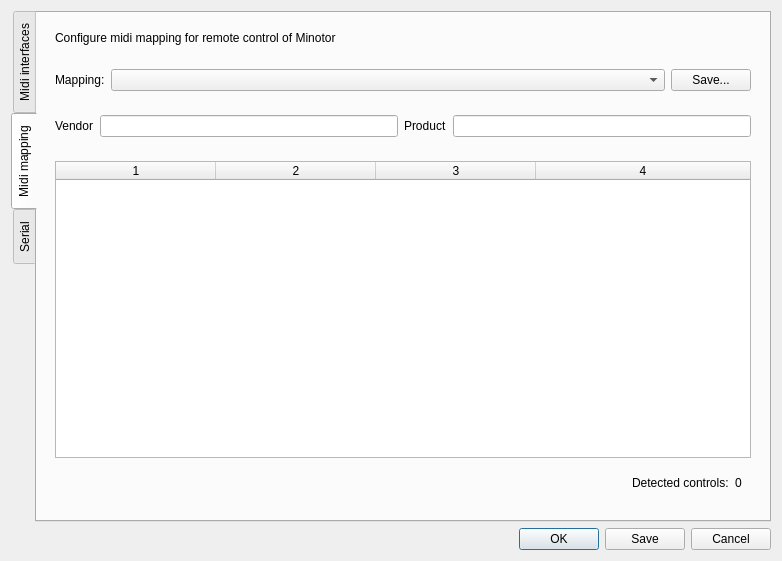
Before: the Qt Designer form Ui/configdialog.ui in minotor-org/minotor, drawn with Qt 5.
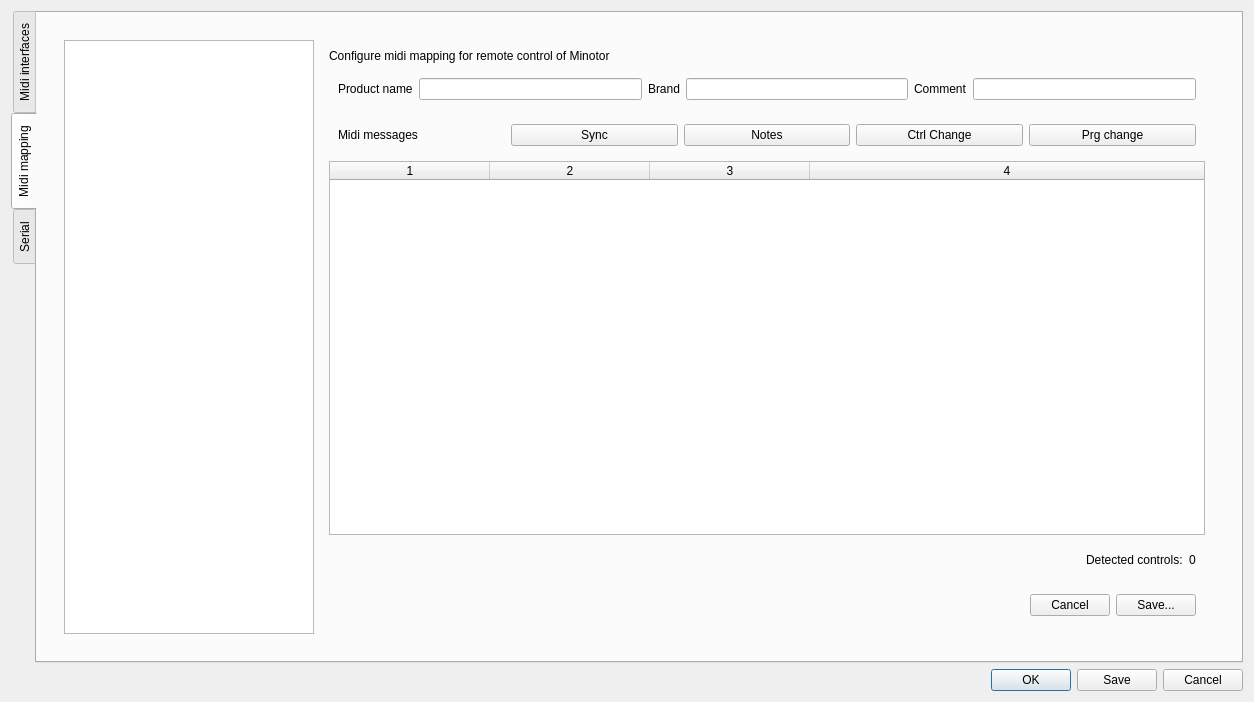
After: the same form once the commit is applied.

Commit message: ConfigDialog: reorganized MidiMappings and MidiInterfaces

Patch:
```diff
--- a/Ui/configdialog.ui
+++ b/Ui/configdialog.ui
@@ -6,14 +6,14 @@
    <rect>
     <x>0</x>
     <y>0</y>
-    <width>782</width>
-    <height>561</height>
+    <width>1254</width>
+    <height>702</height>
    </rect>
   </property>
   <property name="windowTitle">
    <string>Dialog</string>
   </property>
-  <layout class="QVBoxLayout" name="verticalLayout">
+  <layout class="QVBoxLayout" name="verticalLayout_4">
    <item>
     <layout class="QHBoxLayout" name="horizontalLayout">
      <item>
@@ -61,8 +61,30 @@
         </attribute>
         <layout class="QVBoxLayout" name="verticalLayout_6">
          <item>
-          <widget class="QWidget" name="widget_6" native="true">
-           <layout class="QVBoxLayout" name="verticalLayout_4">
+          <widget class="QWidget" name="widget_2" native="true">
+           <layout class="QHBoxLayout" name="horizontalLayout_3">
+            <item>
+             <widget class="QWidget" name="widget_12" native="true">
+              <layout class="QHBoxLayout" name="horizontalLayout_7" stretch="0,1,0">
+               <item>
+                <widget class="QListWidget" name="lwMappings">
+                 <property name="minimumSize">
+                  <size>
+                   <width>250</width>
+                   <height>0</height>
+                  </size>
+                 </property>
+                 <property name="maximumSize">
+                  <size>
+                   <width>250</width>
+                   <height>16777215</height>
+                  </size>
+                 </property>
+                </widget>
+               </item>
+               <item>
+                <widget class="QWidget" name="wMappingEditor" native="true">
+                 <layout class="QVBoxLayout" name="verticalLayout">
             <item>
              <widget class="QLabel" name="label_4">
               <property name="text">
@@ -70,76 +92,103 @@
               </property>
              </widget>
             </item>
-           </layout>
-          </widget>
-         </item>
-         <item>
-          <widget class="QWidget" name="widget" native="true">
-           <layout class="QHBoxLayout" name="horizontalLayout_3">
-            <item>
-             <widget class="QLabel" name="lMidiMapping">
-              <property name="text">
-               <string>Mapping:</string>
-              </property>
-             </widget>
-            </item>
-            <item>
-             <widget class="QComboBox" name="cbMidiMapping">
-              <property name="sizePolicy">
-               <sizepolicy hsizetype="MinimumExpanding" vsizetype="Fixed">
-                <horstretch>0</horstretch>
-                <verstretch>0</verstretch>
-               </sizepolicy>
-              </property>
-             </widget>
-            </item>
-            <item>
-             <widget class="QPushButton" name="pbSaveAs">
-              <property name="text">
-               <string>Save...</string>
-              </property>
-             </widget>
-            </item>
-           </layout>
-          </widget>
-         </item>
          <item>
           <widget class="QWidget" name="widget_8" native="true">
            <layout class="QGridLayout" name="gridLayout">
-            <item row="0" column="1">
-             <widget class="QLineEdit" name="leVendor">
-              <property name="alignment">
-               <set>Qt::AlignRight|Qt::AlignTrailing|Qt::AlignVCenter</set>
-              </property>
-             </widget>
-            </item>
-            <item row="0" column="0">
-             <widget class="QLabel" name="lVendor">
-              <property name="text">
-               <string>Vendor</string>
-              </property>
-             </widget>
-            </item>
             <item row="0" column="2">
+                      <widget class="QLabel" name="lVendor">
+                       <property name="text">
+                        <string>Brand</string>
+                       </property>
+                      </widget>
+                     </item>
+                     <item row="0" column="0">
              <widget class="QLabel" name="lProduct">
               <property name="text">
-               <string>Product</string>
+                        <string>Product name</string>
               </property>
              </widget>
             </item>
-            <item row="0" column="3">
+                     <item row="0" column="1">
              <widget class="QLineEdit" name="leProduct">
               <property name="alignment">
                <set>Qt::AlignRight|Qt::AlignTrailing|Qt::AlignVCenter</set>
               </property>
              </widget>
             </item>
+                     <item row="0" column="3">
+                      <widget class="QLineEdit" name="leVendor">
+                       <property name="alignment">
+                        <set>Qt::AlignRight|Qt::AlignTrailing|Qt::AlignVCenter</set>
+                       </property>
+                      </widget>
+                     </item>
+                     <item row="0" column="4">
+                      <widget class="QLabel" name="label">
+                       <property name="text">
+                        <string>Comment</string>
+                       </property>
+                      </widget>
+                     </item>
+                     <item row="0" column="5">
+                      <widget class="QLineEdit" name="leComment"/>
+                     </item>
            </layout>
           </widget>
          </item>
          <item>
-          <widget class="QWidget" name="widget_2" native="true">
-           <layout class="QVBoxLayout" name="verticalLayout_3">
+                   <widget class="QWidget" name="widget_9" native="true">
+                    <layout class="QHBoxLayout" name="horizontalLayout_6">
+                     <item>
+                      <widget class="QLabel" name="lblMidiMessages">
+                       <property name="text">
+                        <string>Midi messages</string>
+                       </property>
+                      </widget>
+                     </item>
+                     <item>
+                      <widget class="QPushButton" name="pbAcceptSync">
+                       <property name="text">
+                        <string>Sync</string>
+                       </property>
+                       <property name="checkable">
+                        <bool>true</bool>
+                       </property>
+                      </widget>
+                     </item>
+                     <item>
+                      <widget class="QPushButton" name="pbAcceptNotes">
+                       <property name="text">
+                        <string>Notes</string>
+                       </property>
+                       <property name="checkable">
+                        <bool>true</bool>
+                       </property>
+                      </widget>
+                     </item>
+                     <item>
+                      <widget class="QPushButton" name="pbAcceptControlChange">
+                       <property name="text">
+                        <string>Ctrl Change</string>
+                       </property>
+                       <property name="checkable">
+                        <bool>true</bool>
+                       </property>
+                      </widget>
+                     </item>
+                     <item>
+                      <widget class="QPushButton" name="pbAcceptProgramChange">
+                       <property name="text">
+                        <string>Prg change</string>
+                       </property>
+                       <property name="checkable">
+                        <bool>true</bool>
+                       </property>
+                      </widget>
+                     </item>
+                    </layout>
+                   </widget>
+                  </item>
             <item>
              <widget class="QTableWidget" name="tableMidiMapping">
               <property name="selectionMode">
@@ -201,6 +250,58 @@
                   <string>0</string>
                  </property>
                 </widget>
+                     </item>
+                    </layout>
+                   </widget>
+                  </item>
+                  <item>
+                   <widget class="QWidget" name="widget_3" native="true">
+                    <layout class="QHBoxLayout" name="horizontalLayout_5">
+                     <item>
+                      <spacer name="horizontalSpacer_2">
+                       <property name="orientation">
+                        <enum>Qt::Horizontal</enum>
+                       </property>
+                       <property name="sizeHint" stdset="0">
+                        <size>
+                         <width>40</width>
+                         <height>20</height>
+                        </size>
+                       </property>
+                      </spacer>
+                     </item>
+                     <item>
+                      <widget class="QPushButton" name="pbCancelMapping">
+                       <property name="text">
+                        <string>Cancel</string>
+                       </property>
+                      </widget>
+                     </item>
+                     <item>
+                      <widget class="QPushButton" name="pbSaveAs">
+                       <property name="text">
+                        <string>Save...</string>
+                       </property>
+                      </widget>
+                     </item>
+                    </layout>
+                   </widget>
+                  </item>
+                 </layout>
+                </widget>
+               </item>
+               <item>
+                <spacer name="horizontalSpacer_3">
+                 <property name="orientation">
+                  <enum>Qt::Horizontal</enum>
+                 </property>
+                 <property name="sizeHint" stdset="0">
+                  <size>
+                   <width>0</width>
+                   <height>0</height>
+                  </size>
+                 </property>
+                </spacer>
                </item>
               </layout>
              </widget>
```
Lines whose indentation alone changed are shown as unchanged. The commit also changes 9 other files.
